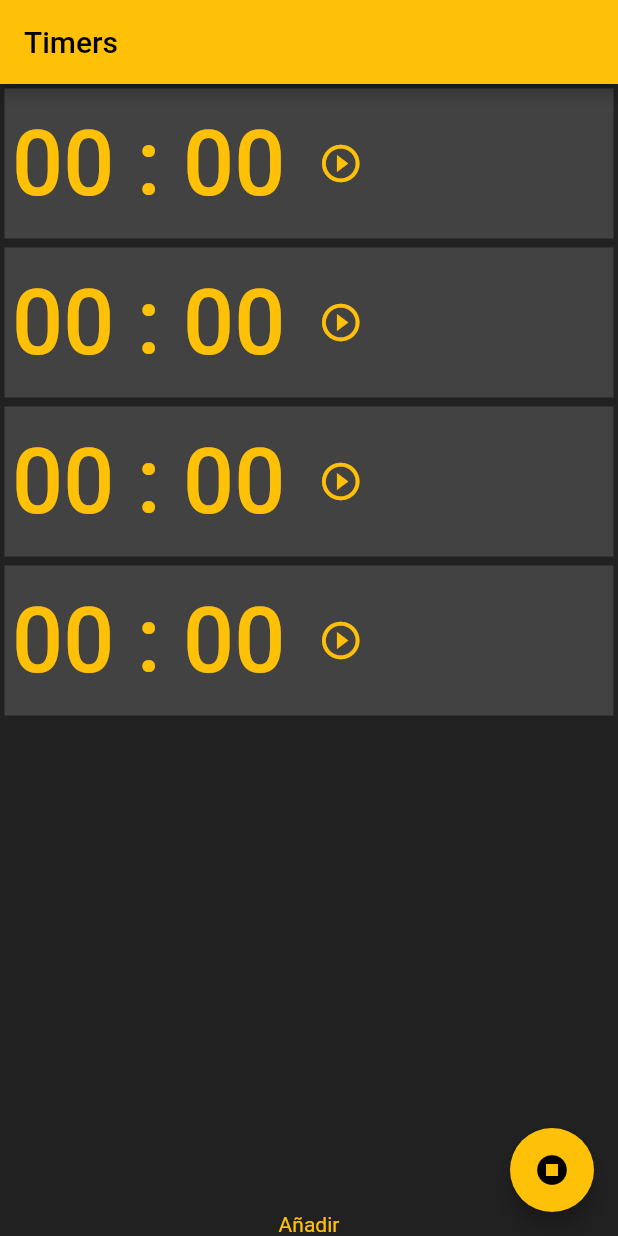
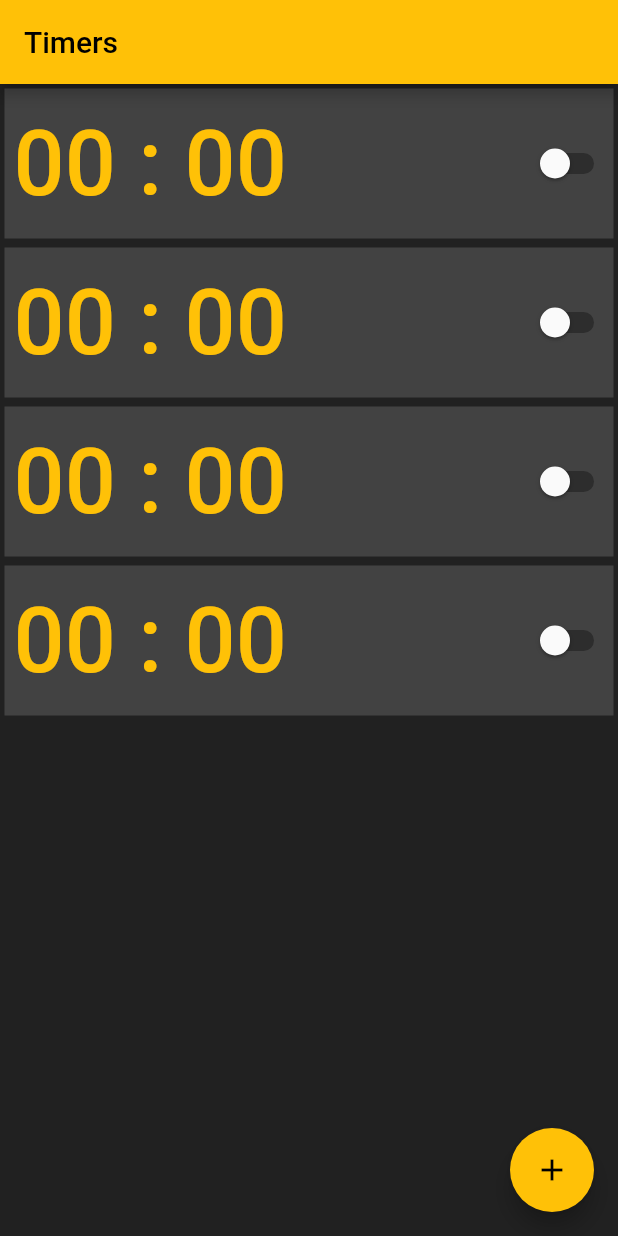
Before and after one commit to pife00/flutte-timer-app, a Flutter app: the screen it shows after launch, on a phone screen of 412 x 824 dp. Run offline on Flutter 3.47's test engine with Material 2 defaults, Android fonts, the phone set to English and light mode, and no system bars; our stand-ins replace audioplayers, flutter_local_notifications, numberpicker, shared_preferences; missing offline and left inert: flutter_background_service, flutter_background_service_android, flutter_vibrate.

Commit message:
funciona falta los cuando se cierra

```diff
--- a/lib/main.dart
+++ b/lib/main.dart
@@ -49,7 +49,7 @@ Future<void> initializeService() async {
       onStart: onStart,
 
       // auto start service
-      autoStart: false,
+      autoStart: true,
       isForegroundMode: true,
 
       notificationChannelId:
@@ -154,8 +154,9 @@ class HomePage extends StatefulWidget {
   State<HomePage> createState() => _HomePageState();
 }
 
-class _HomePageState extends State<HomePage> {
+class _HomePageState extends State<HomePage> with WidgetsBindingObserver {
   Function(String)? getTimersData;
+  int counter = 0;
 
   List<TimerLess> myTimers = [
     TimerLess(tick: service, sendData: recieveDataFromTimer, timerName: 1),
@@ -169,6 +170,7 @@ class _HomePageState extends State<HomePage> {
   @override
   void initState() {
     super.initState();
+    WidgetsBinding.instance.addObserver(this);
   }
 
   void startTimer() {
@@ -177,15 +179,15 @@ class _HomePageState extends State<HomePage> {
   }
 
   stopTimer() async {
-    log('service stopped');
     final service = FlutterBackgroundService();
     var isRunning = await service.isRunning();
     if (isRunning) {
       service.invoke("stopService");
+      log('timer stop');
     } else {
       service.startService();
+      log('timer on');
     }
-
     setState(() {});
   }
 
@@ -193,7 +195,29 @@ class _HomePageState extends State<HomePage> {
 
   @override
   void dispose() {
+    WidgetsBinding.instance.removeObserver(this);
     super.dispose();
+  }
+
+  @override
+  void didChangeAppLifecycleState(AppLifecycleState state) async {
+    // TODO: implement didChangeAppLifecycleState
+    super.didChangeAppLifecycleState(state);
+
+    final isbackground = state == AppLifecycleState.paused;
+    final isClose = state == AppLifecycleState.detached;
+    //final service = FlutterBackgroundService();
+
+    /*if (state == AppLifecycleState.inactive ||
+        state == AppLifecycleState.detached) return;*/
+
+    if (isbackground) {
+      log('esta en background');
+    }
+
+    if (isClose) {
+      log('close');
+    }
   }
 
   @override
@@ -212,7 +236,10 @@ class _HomePageState extends State<HomePage> {
                 itemBuilder: (context, index) {
                   return myTimers[index];
                 })),
-        InkWell(
+      ]),
+      floatingActionButton: FloatingActionButton(
+        onPressed: null,
+        child: InkWell(
           onTap: () {
             myTimers.add(TimerLess(
                 tick: service,
@@ -220,17 +247,9 @@ class _HomePageState extends State<HomePage> {
                 timerName: myTimers.length + 1));
             setState(() {});
           },
-          child: Text(
-            'Añadir',
-            style: TextStyle(color: Colors.amber),
-          ),
-        )
-      ]),
-      floatingActionButton: FloatingActionButton(
-        onPressed: (() {
-          stopTimer();
-        }),
-        child: const Icon(Icons.stop_circle),
+          onDoubleTap: stopTimer,
+          child: const Icon(Icons.add),
+        ),
       ),
     );
   }
--- a/lib/widgets/timer/timer.dart
+++ b/lib/widgets/timer/timer.dart
@@ -49,6 +49,7 @@ class _TimerState extends State<TimerLess> {
   final Future<SharedPreferences> _prefs = SharedPreferences.getInstance();
   String timerData = '';
   late String name;
+  List<CountData> myTimerPersisnt = [];
 
   String timerPretty(int count) {
     var minutes = (count / 60).floor();
@@ -76,22 +77,26 @@ class _TimerState extends State<TimerLess> {
     var prefs = await _prefs;
     final String? data = await prefs.getString('timersData');
     List<dynamic> json = jsonDecode(data!);
-    var myTimer = json.map((el) {
-      var timer = CountData.fromJson(el);
-      if (timer.name == name) {
-        return el;
-      }
-    });
 
-    print(myTimer);
+    var myTimer = CountData('', 0);
 
-    //print(timers[0].name);
-    //var json = jsonDecode(data!);
-    // List result = json as List<dynamic>;
-    // var a = CountData.fromJson(result as Map<String, dynamic>);
+    json.forEach((element) => {
+          if (CountData.fromJson(element).name == name)
+            {
+              myTimer.name = CountData.fromJson(element).name,
+              myTimer.count = CountData.fromJson(element).count
+            }
+        });
 
+    // print(myTimer.name);
+    if (myTimer.count > 0) {
+      setState(() {
+        counter = myTimer.count;
+        timerActive = true;
+      });
+    }
     setState(() {
-      timerData = 'data!';
+      timerData = '$counter';
     });
   }
 
@@ -190,25 +195,37 @@ class _TimerState extends State<TimerLess> {
                 height: 100,
                 color: Colors.grey[800],
                 child: Row(
+                  mainAxisAlignment: MainAxisAlignment.spaceBetween,
                   children: <Widget>[
                     Padding(
-                      padding: const EdgeInsets.all(5),
+                      padding: const EdgeInsets.all(6),
                       child: Text(timerPretty(counter),
                           style: const TextStyle(
                               color: Colors.amber,
                               fontWeight: FontWeight.w500,
                               fontSize: 60)),
                     ),
-                    playButton(),
-                    Text(
-                      '$timerData',
-                      style: TextStyle(color: Colors.amber),
-                    )
+                    Align(
+                      child: playSwitch(),
+                    ),
                   ],
                 ),
               ),
             )),
       ],
+    );
+  }
+
+  Widget playSwitch() {
+    return Switch(
+      // This bool value toggles the switch.
+      value: timerActive,
+      activeColor: Colors.amber,
+      onChanged: (bool value) {
+        setState(() {
+          timerActive = value;
+        });
+      },
     );
   }
 
@@ -243,28 +260,4 @@ class _TimerState extends State<TimerLess> {
       },
     );
   }
-
-  Widget playButton() {
-    return !timerActive
-        ? TextButton(
-            onPressed: () {
-              setState(() {
-                timerActive = !timerActive;
-              });
-            },
-            child: const Icon(
-              Icons.play_circle_outline_outlined,
-              size: 30,
-            ))
-        : TextButton(
-            onPressed: () {
-              setState(() {
-                timerActive = !timerActive;
-              });
-            },
-            child: const Icon(
-              Icons.pause_circle,
-              size: 30,
-            ));
-  }
 }
```
